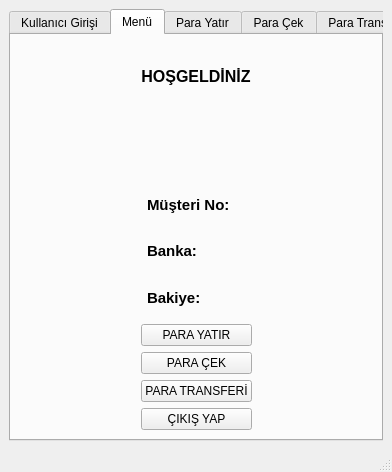
Qt form TCP_Socket_Program_v2_withUI/TCP_Socket_Program_v2_Client/mainwindow.ui (FurkanTurkay/TCP_Socket_Programlama) before a commit.
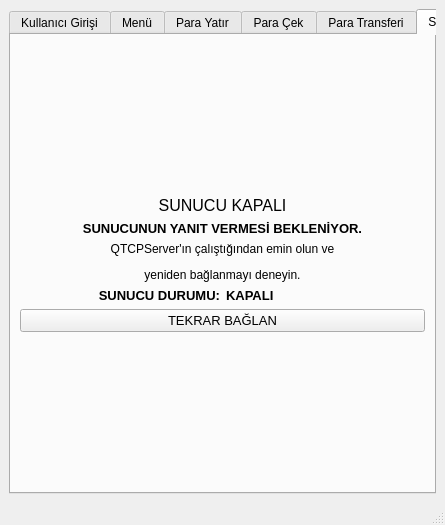
The same form after that commit. Icons and pictures are not drawn.

What changed in the file:
```diff
--- a/TCP_Socket_Program_v2_withUI/TCP_Socket_Program_v2_Client/mainwindow.ui
+++ b/TCP_Socket_Program_v2_withUI/TCP_Socket_Program_v2_Client/mainwindow.ui
@@ -6,10 +6,16 @@
    <rect>
     <x>0</x>
     <y>0</y>
-    <width>392</width>
-    <height>472</height>
+    <width>445</width>
+    <height>525</height>
    </rect>
   </property>
+  <property name="minimumSize">
+   <size>
+    <width>445</width>
+    <height>0</height>
+   </size>
+  </property>
   <property name="windowTitle">
    <string>TCP Socket Program (Client)</string>
   </property>
@@ -34,7 +40,7 @@
        </size>
       </property>
       <property name="currentIndex">
-       <number>1</number>
+       <number>5</number>
       </property>
       <property name="usesScrollButtons">
        <bool>false</bool>
@@ -1119,6 +1125,156 @@
         </item>
        </layout>
       </widget>
+      <widget class="QWidget" name="tab">
+       <attribute name="title">
+        <string>SUNUCU</string>
+       </attribute>
+       <layout class="QVBoxLayout" name="verticalLayout_14">
+        <item>
+         <spacer name="verticalSpacer">
+          <property name="orientation">
+           <enum>Qt::Vertical</enum>
+          </property>
+          <property name="sizeHint" stdset="0">
+           <size>
+            <width>20</width>
+            <height>102</height>
+           </size>
+          </property>
+         </spacer>
+        </item>
+        <item>
+         <layout class="QVBoxLayout" name="verticalLayout_13">
+          <item>
+           <widget class="QLabel" name="label_ServerInfo">
+            <property name="font">
+             <font>
+              <pointsize>12</pointsize>
+             </font>
+            </property>
+            <property name="text">
+             <string>SUNUCU KAPALI</string>
+            </property>
+            <property name="alignment">
+             <set>Qt::AlignCenter</set>
+            </property>
+           </widget>
+          </item>
+          <item>
+           <widget class="QLabel" name="label_ServerInfo2">
+            <property name="minimumSize">
+             <size>
+              <width>390</width>
+              <height>0</height>
+             </size>
+            </property>
+            <property name="font">
+             <font>
+              <pointsize>10</pointsize>
+              <weight>75</weight>
+              <bold>true</bold>
+             </font>
+            </property>
+            <property name="text">
+             <string>SUNUCUNUN YANIT VERMESİ BEKLENİYOR.</string>
+            </property>
+            <property name="alignment">
+             <set>Qt::AlignCenter</set>
+            </property>
+           </widget>
+          </item>
+          <item>
+           <widget class="QLabel" name="label_ServerInfo2_2">
+            <property name="font">
+             <font>
+              <pointsize>9</pointsize>
+             </font>
+            </property>
+            <property name="text">
+             <string>&lt;html&gt;&lt;head/&gt;&lt;body&gt;&lt;p align=&quot;center&quot;&gt;QTCPServer'ın çalıştığından emin olun ve&lt;/p&gt;&lt;p align=&quot;center&quot;&gt;yeniden bağlanmayı deneyin.&lt;/p&gt;&lt;/body&gt;&lt;/html&gt;</string>
+            </property>
+            <property name="alignment">
+             <set>Qt::AlignCenter</set>
+            </property>
+           </widget>
+          </item>
+          <item>
+           <layout class="QVBoxLayout" name="verticalLayout_12">
+            <item>
+             <layout class="QHBoxLayout" name="horizontalLayout_11">
+              <item>
+               <widget class="QLabel" name="label_5">
+                <property name="font">
+                 <font>
+                  <pointsize>10</pointsize>
+                  <weight>75</weight>
+                  <bold>true</bold>
+                 </font>
+                </property>
+                <property name="layoutDirection">
+                 <enum>Qt::LeftToRight</enum>
+                </property>
+                <property name="text">
+                 <string>SUNUCU DURUMU:</string>
+                </property>
+                <property name="alignment">
+                 <set>Qt::AlignRight|Qt::AlignTrailing|Qt::AlignVCenter</set>
+                </property>
+               </widget>
+              </item>
+              <item>
+               <widget class="QLabel" name="label_13">
+                <property name="font">
+                 <font>
+                  <pointsize>10</pointsize>
+                  <weight>75</weight>
+                  <bold>true</bold>
+                 </font>
+                </property>
+                <property name="layoutDirection">
+                 <enum>Qt::LeftToRight</enum>
+                </property>
+                <property name="text">
+                 <string>KAPALI</string>
+                </property>
+                <property name="alignment">
+                 <set>Qt::AlignLeading|Qt::AlignLeft|Qt::AlignVCenter</set>
+                </property>
+               </widget>
+              </item>
+             </layout>
+            </item>
+            <item>
+             <widget class="QPushButton" name="pushButton_reconnect">
+              <property name="font">
+               <font>
+                <pointsize>10</pointsize>
+               </font>
+              </property>
+              <property name="text">
+               <string>TEKRAR BAĞLAN</string>
+              </property>
+             </widget>
+            </item>
+           </layout>
+          </item>
+         </layout>
+        </item>
+        <item>
+         <spacer name="verticalSpacer_2">
+          <property name="orientation">
+           <enum>Qt::Vertical</enum>
+          </property>
+          <property name="sizeHint" stdset="0">
+           <size>
+            <width>20</width>
+            <height>101</height>
+           </size>
+          </property>
+         </spacer>
+        </item>
+       </layout>
+      </widget>
      </widget>
     </item>
    </layout>
```
Left out of the diff: 2 changed lines with no effect on the pictures.
